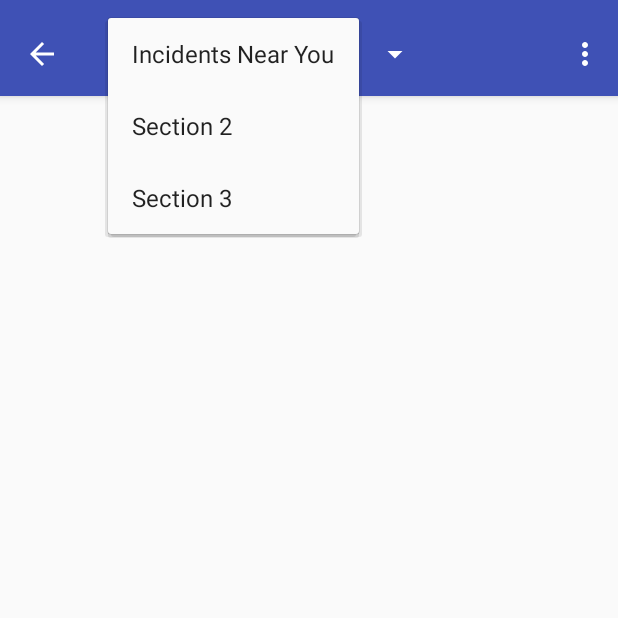
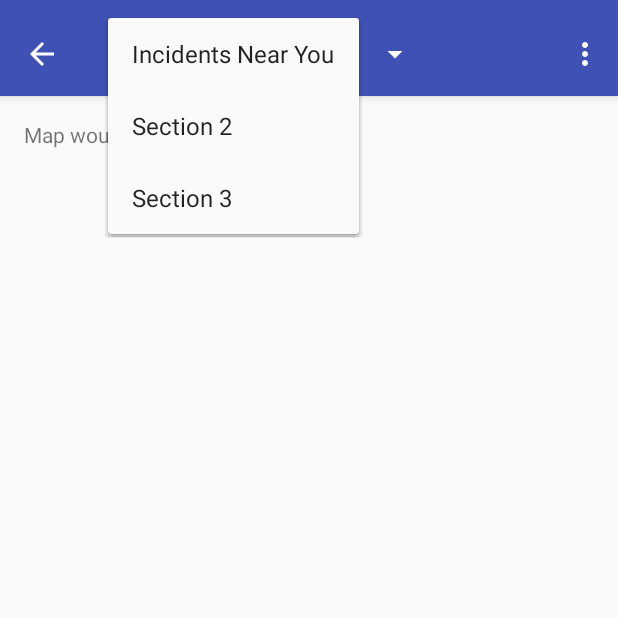
Before and after one commit to wyu19/MAP, an Android app: the screen it shows after launch (ListActivity), after a tap on "Incidents Near You", on a phone screen of 412 x 824 dp, the top half of it. Run offline under Robolectric (Android 15) with nearby library versions, the phone set to English and light mode, and no system bars; our stand-ins replace Firebase (no records; nobody signed in at launch, a user with empty details on screens opened directly).

Commit message:
Each fragment has it's own XML now

```diff
--- a/app/build.gradle
+++ b/app/build.gradle
@@ -28,6 +28,8 @@ dependencies {
     compile 'com.google.android.gms:play-services-maps:10.2.1'
     compile 'com.android.support:design:25.3.1'
     compile 'com.google.firebase:firebase-database:10.2.1'
+    // FirebaseUI Database only
+    compile 'com.firebaseui:firebase-ui-database:1.2.0'
     testCompile 'junit:junit:4.12'
 }
 
--- a/app/src/main/java/maps/myapplication/ListActivity.java
+++ b/app/src/main/java/maps/myapplication/ListActivity.java
@@ -190,19 +190,22 @@ public class ListActivity extends AppCompatActivity {
         @Override
         public View onCreateView(LayoutInflater inflater, ViewGroup container,
                                  Bundle savedInstanceState) {
-            View rootView = inflater.inflate(R.layout.fragment_list, container, false);
-            TextView textView = (TextView) rootView.findViewById(R.id.section_label);
-            switch(getArguments().getInt(ARG_SECTION_NUMBER)) {
+            View rootView;
+
+            switch (getArguments().getInt(ARG_SECTION_NUMBER)) {
                 case 1:
-
+                    rootView = inflater.inflate(R.layout.fragment_map, container, false);
                     break;
                 case 2:
+                    rootView = inflater.inflate(R.layout.fragment_list, container, false);
+                    TextView textView = (TextView) rootView.findViewById(R.id.section_label);
                     textView.setText("Number 2");
                     break;
                 case 3:
-                    textView.setText("");
+                    rootView = inflater.inflate(R.layout.fragment_about, container, false);
                     break;
                 default:
+                    rootView = null;
             }
             return rootView;
         }
--- /dev/null
+++ b/app/src/main/res/layout/fragment_map.xml
@@ -0,0 +1,17 @@
+<RelativeLayout xmlns:android="http://schemas.android.com/apk/res/android"
+    xmlns:tools="http://schemas.android.com/tools"
+    android:layout_width="match_parent"
+    android:layout_height="match_parent"
+    android:paddingBottom="@dimen/activity_vertical_margin"
+    android:paddingLeft="@dimen/activity_horizontal_margin"
+    android:paddingRight="@dimen/activity_horizontal_margin"
+    android:paddingTop="@dimen/activity_vertical_margin"
+    tools:context="maps.myapplication.ListActivity$PlaceholderFragment">
+
+    <TextView
+        android:id="@+id/text_list_map"
+        android:layout_width="wrap_content"
+        android:layout_height="wrap_content"
+        android:text="Map would go here eventually." />
+
+</RelativeLayout>
```
Also changed, not shown: app/src/main/res/layout/fragment_about.xml (added, +17 -0 lines), app/src/main/res/layout/fragment_list_list.xml (added, +16 -0 lines), app/src/main/res/layout/fragment_list_list_card.xml (added, +21 -0 lines).
